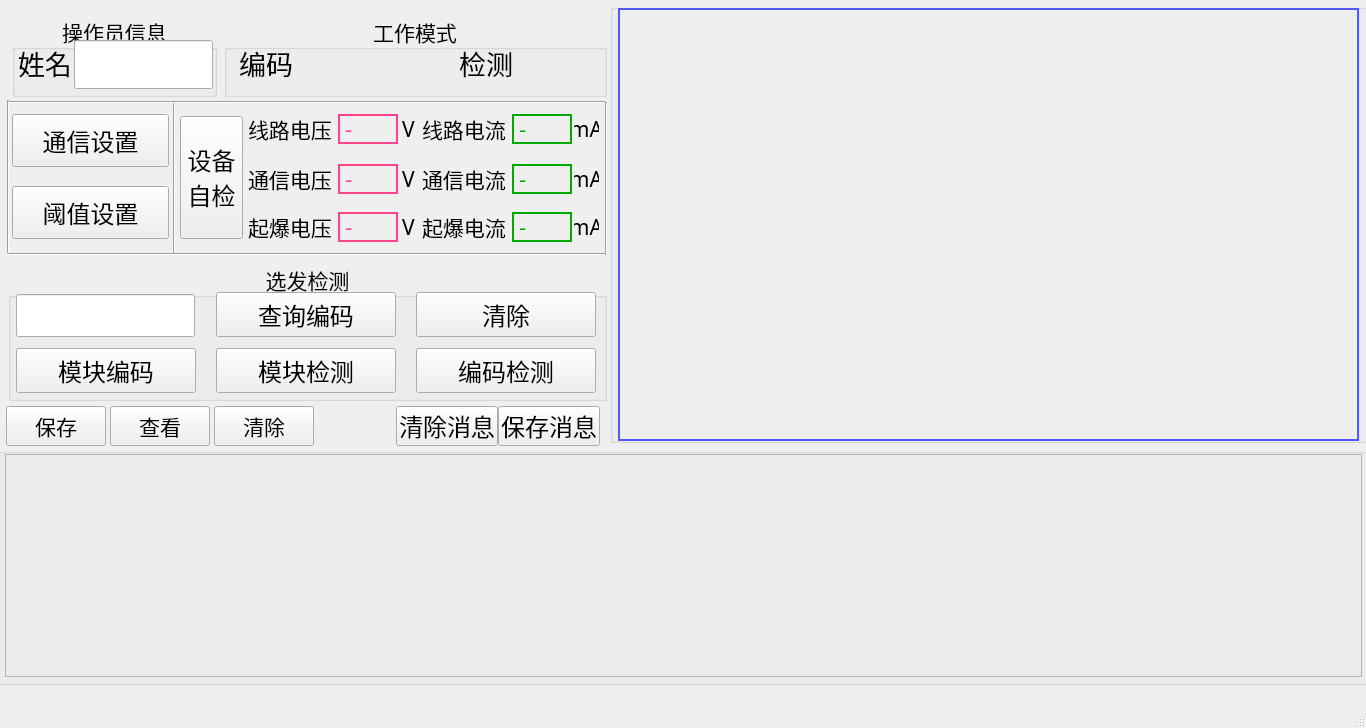
Qt form Detector.ui (LeeGingko/Terminal) before a commit.
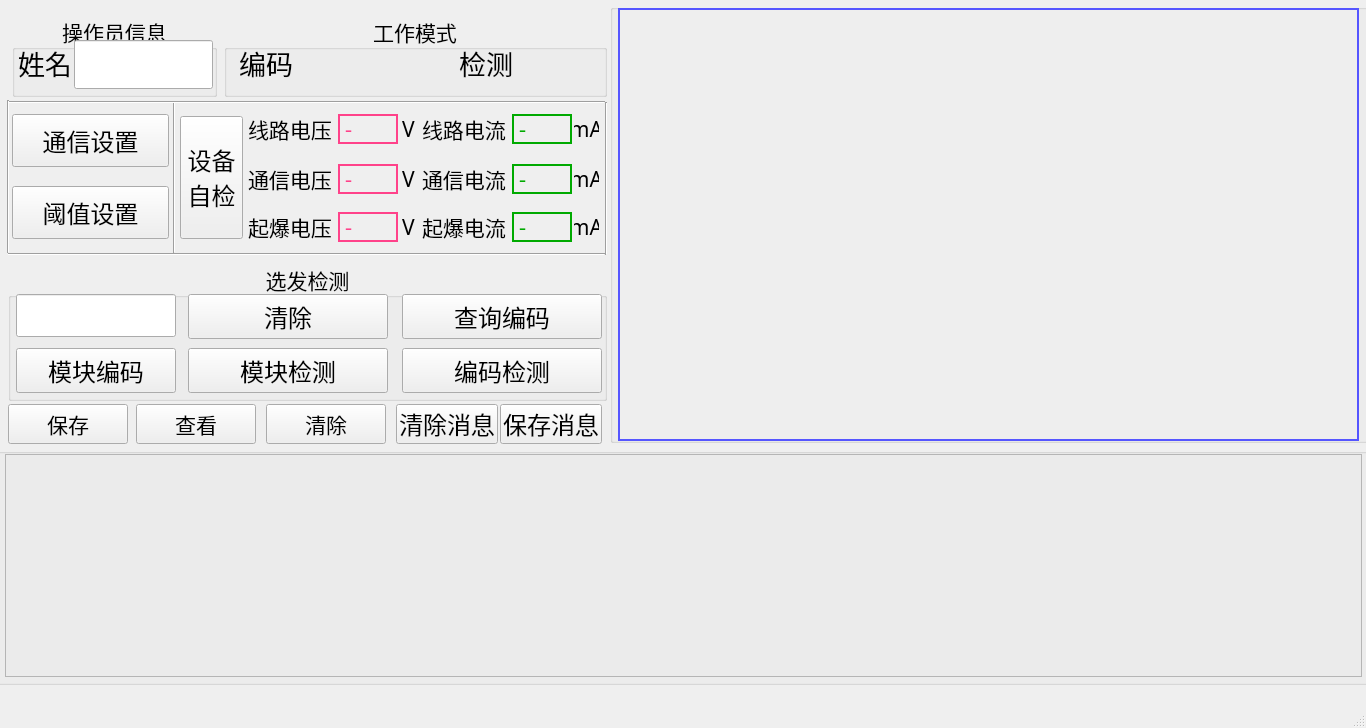
The same form after that commit.

Patch:
```diff
--- a/Detector.ui
+++ b/Detector.ui
@@ -262,9 +262,9 @@
     <widget class="QPushButton" name="pushBtn_clearUidInput">
      <property name="geometry">
       <rect>
-       <x>408</x>
-       <y>30</y>
-       <width>180</width>
+       <x>180</x>
+       <y>32</y>
+       <width>200</width>
        <height>45</height>
       </rect>
      </property>
@@ -298,7 +298,7 @@
       <rect>
        <x>8</x>
        <y>86</y>
-       <width>180</width>
+       <width>160</width>
        <height>45</height>
       </rect>
      </property>
@@ -327,40 +327,12 @@
       <string>Ctrl+5</string>
      </property>
     </widget>
-    <widget class="QPushButton" name="pushBtn_queryCode">
-     <property name="geometry">
-      <rect>
-       <x>208</x>
-       <y>30</y>
-       <width>180</width>
-       <height>45</height>
-      </rect>
-     </property>
-     <property name="font">
-      <font>
-       <family>幼圆</family>
-       <pointsize>18</pointsize>
-       <weight>50</weight>
-       <italic>false</italic>
-       <bold>false</bold>
-      </font>
-     </property>
-     <property name="cursor">
-      <cursorShape>PointingHandCursor</cursorShape>
-     </property>
-     <property name="text">
-      <string>查询编码</string>
-     </property>
-     <property name="shortcut">
-      <string>Ctrl+3</string>
-     </property>
-    </widget>
     <widget class="QLineEdit" name="lineEdit_uidInput">
      <property name="geometry">
       <rect>
        <x>8</x>
        <y>32</y>
-       <width>179</width>
+       <width>160</width>
        <height>43</height>
       </rect>
      </property>
@@ -397,9 +369,9 @@
     <widget class="QPushButton" name="pushBtn_deviceDetection">
      <property name="geometry">
       <rect>
-       <x>208</x>
+       <x>180</x>
        <y>86</y>
-       <width>180</width>
+       <width>200</width>
        <height>45</height>
       </rect>
      </property>
@@ -425,9 +397,9 @@
     <widget class="QPushButton" name="pushBtn_deviceEncodingDetection">
      <property name="geometry">
       <rect>
-       <x>408</x>
+       <x>394</x>
        <y>86</y>
-       <width>180</width>
+       <width>200</width>
        <height>45</height>
       </rect>
      </property>
@@ -450,6 +422,34 @@
       <string>Ctrl+7</string>
      </property>
     </widget>
+    <widget class="QPushButton" name="pushBtn_queryCode">
+     <property name="geometry">
+      <rect>
+       <x>394</x>
+       <y>32</y>
+       <width>200</width>
+       <height>45</height>
+      </rect>
+     </property>
+     <property name="font">
+      <font>
+       <family>幼圆</family>
+       <pointsize>18</pointsize>
+       <weight>50</weight>
+       <italic>false</italic>
+       <bold>false</bold>
+      </font>
+     </property>
+     <property name="cursor">
+      <cursorShape>PointingHandCursor</cursorShape>
+     </property>
+     <property name="text">
+      <string>查询编码</string>
+     </property>
+     <property name="shortcut">
+      <string>Ctrl+3</string>
+     </property>
+    </widget>
    </widget>
    <widget class="QPushButton" name="pushBtn_deviceSelfCheck">
     <property name="geometry">
@@ -1205,9 +1205,9 @@
    <widget class="QPushButton" name="pushBtn_saveResults">
     <property name="geometry">
      <rect>
-      <x>6</x>
-      <y>406</y>
-      <width>100</width>
+      <x>8</x>
+      <y>404</y>
+      <width>120</width>
       <height>40</height>
      </rect>
     </property>
@@ -1239,9 +1239,9 @@
    <widget class="QPushButton" name="pushBtn_showResults">
     <property name="geometry">
      <rect>
-      <x>110</x>
-      <y>406</y>
-      <width>100</width>
+      <x>136</x>
+      <y>404</y>
+      <width>120</width>
       <height>40</height>
      </rect>
     </property>
@@ -1267,9 +1267,9 @@
    <widget class="QPushButton" name="pushBtn_clearResults">
     <property name="geometry">
      <rect>
-      <x>214</x>
-      <y>406</y>
-      <width>100</width>
+      <x>266</x>
+      <y>404</y>
+      <width>120</width>
       <height>40</height>
      </rect>
     </property>
@@ -1361,7 +1361,7 @@
     <property name="geometry">
      <rect>
       <x>396</x>
-      <y>406</y>
+      <y>404</y>
       <width>102</width>
       <height>40</height>
      </rect>
@@ -1388,8 +1388,8 @@
    <widget class="QPushButton" name="pushBtn_saveMsgArea">
     <property name="geometry">
      <rect>
-      <x>498</x>
-      <y>406</y>
+      <x>500</x>
+      <y>404</y>
       <width>102</width>
       <height>40</height>
      </rect>
```
